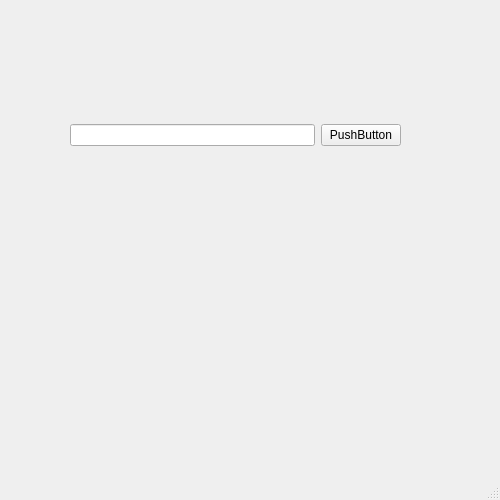
marcbowes/mxitc, file src/dialog.ui: the form before one commit.
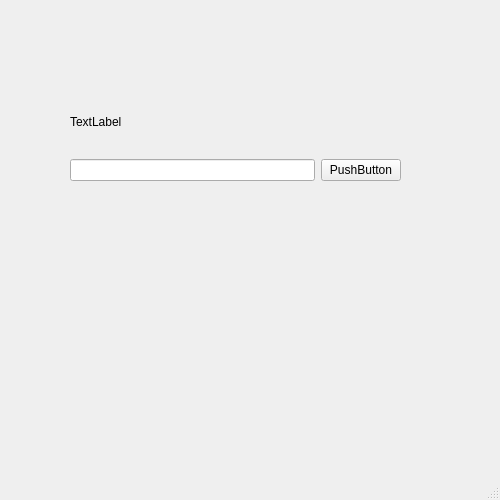
The form after the commit.

Patch:
```diff
--- a/src/dialog.ui
+++ b/src/dialog.ui
@@ -23,6 +23,13 @@
      </rect>
     </property>
     <layout class="QVBoxLayout" name="verticalLayout" >
+     <item>
+      <widget class="QLabel" name="captchaLabel" >
+       <property name="text" >
+        <string>TextLabel</string>
+       </property>
+      </widget>
+     </item>
      <item>
       <layout class="QHBoxLayout" name="horizontalLayout" >
        <item>
```
